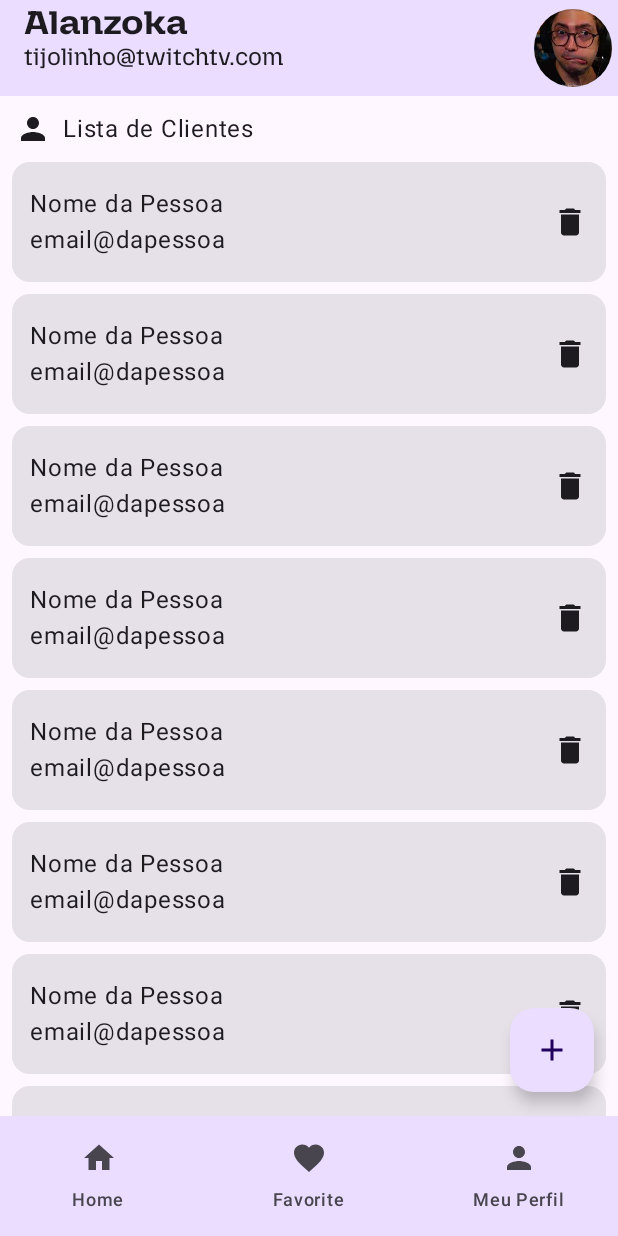
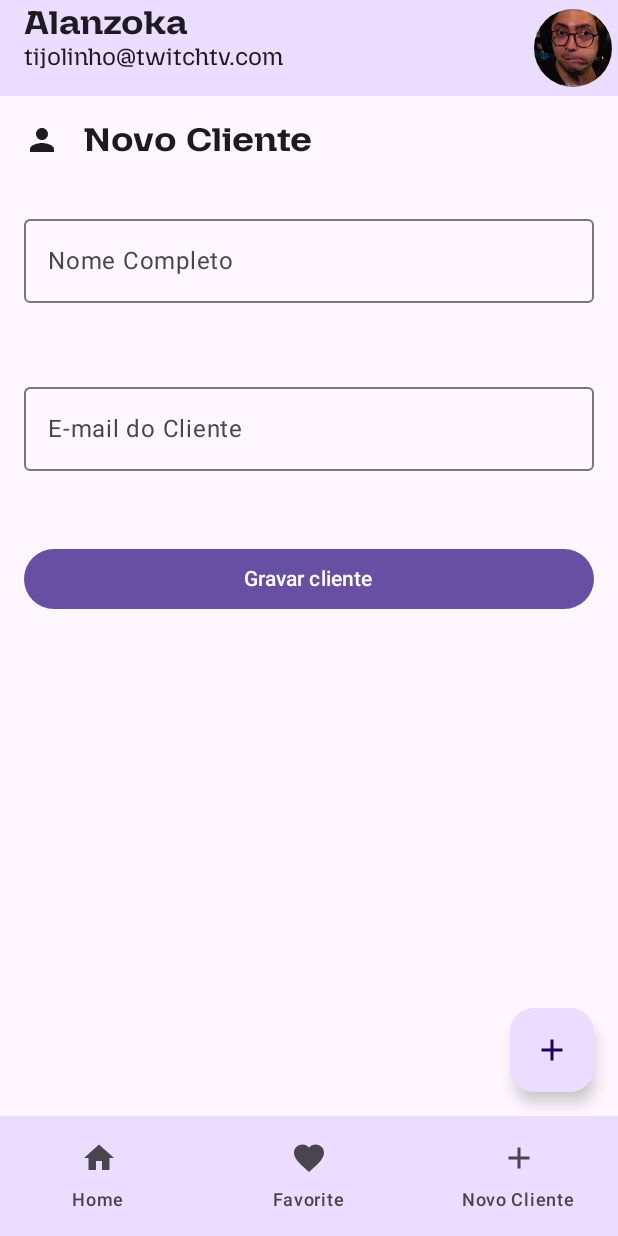
Before and after one commit to Duduur/Lista-De-Clientes, an Android app built with Jetpack Compose: the screen it shows after launch (MainActivity), item 3 of the bottom bar chosen, on a phone screen of 412 x 824 dp. Run offline under Robolectric (Android 15) with nearby library versions, the phone set to English and light mode, and no system bars; network calls fail; 1 statement that could not run was skipped.

Commit message:
tudo funcionando certinho

```diff
--- a/app/build.gradle.kts
+++ b/app/build.gradle.kts
@@ -62,4 +62,6 @@ dependencies {
 
     // https://mvnrepository.com/artifact/com.squareup.retrofit2/converter-gson
     implementation("com.squareup.retrofit2:converter-gson:3.0.0")
+
+    implementation("androidx.navigation:navigation-compose:2.9.3")
 }
--- a/app/src/main/java/com/example/clienteapp/model/Cliente.kt
+++ b/app/src/main/java/com/example/clienteapp/model/Cliente.kt
@@ -3,7 +3,7 @@ package com.example.clienteapp.model
 
 
 data class  Cliente(
-    val id: Long?,
-    val nome: String,
-    val email: String
+    val id: Long? = 0,
+    val nome: String = "",
+    val email: String = ""
 )
--- /dev/null
+++ b/app/src/main/java/com/example/clienteapp/screens/ClienteForm.kt
@@ -0,0 +1,172 @@
+package com.example.clienteapp.screens
+
+import android.content.res.Configuration
+import android.util.Patterns
+import androidx.compose.foundation.layout.Column
+import androidx.compose.foundation.layout.PaddingValues
+import androidx.compose.foundation.layout.Row
+import androidx.compose.foundation.layout.Spacer
+import androidx.compose.foundation.layout.fillMaxSize
+import androidx.compose.foundation.layout.fillMaxWidth
+import androidx.compose.foundation.layout.padding
+import androidx.compose.foundation.layout.width
+import androidx.compose.foundation.text.KeyboardOptions
+import androidx.compose.material.icons.Icons
+import androidx.compose.material.icons.filled.Info
+import androidx.compose.material.icons.filled.Person
+import androidx.compose.material3.Button
+import androidx.compose.material3.Icon
+import androidx.compose.material3.MaterialTheme
+import androidx.compose.material3.OutlinedTextField
+import androidx.compose.material3.Surface
+import androidx.compose.material3.Text
+import androidx.compose.runtime.Composable
+import androidx.compose.runtime.getValue
+import androidx.compose.runtime.mutableStateOf
+import androidx.compose.runtime.remember
+import androidx.compose.runtime.setValue
+import androidx.compose.ui.Alignment
+import androidx.compose.ui.Modifier
+import androidx.compose.ui.text.input.ImeAction
+import androidx.compose.ui.text.input.KeyboardCapitalization
+import androidx.compose.ui.text.input.KeyboardType
+import androidx.compose.ui.tooling.preview.Preview
+import androidx.compose.ui.unit.dp
+import androidx.navigation.NavHostController
+import com.example.clienteapp.model.Cliente
+import com.example.clienteapp.service.Conexao
+import com.example.clienteapp.ui.theme.ClienteAppTheme
+import kotlinx.coroutines.Dispatchers
+import kotlinx.coroutines.GlobalScope
+import kotlinx.coroutines.launch
+import retrofit2.await
+
+@Composable
+fun ClienteForm(padding: PaddingValues, controlerNavegacao: NavHostController?) {
+
+    var nomeCliente by remember { mutableStateOf("") }
+    var emailCliente by remember { mutableStateOf("") }
+    var isNomeError by remember { mutableStateOf(false) }
+    var isEmailError by remember { mutableStateOf(false) }
+
+    fun validar(): Boolean{
+        isNomeError = nomeCliente.length < 3
+        isEmailError = !Patterns.EMAIL_ADDRESS.matcher(emailCliente).matches()
+        return !isNomeError && !isEmailError
+    }
+
+    //Criar ua instancia da conexão com a API
+    val clienteAPI = Conexao().getClienteService()
+
+   Surface(
+       modifier = Modifier
+           .padding(padding)
+           .fillMaxSize()
+   ) {
+       Column (
+           modifier = Modifier
+               .fillMaxSize()
+       ){
+           Row (
+               modifier = Modifier
+                   .padding(16.dp)
+                   .fillMaxWidth(),
+               verticalAlignment = Alignment.CenterVertically
+           ){
+               Icon(
+                   imageVector = Icons.Default.Person,
+                   contentDescription = "Person"
+               )
+               Spacer(modifier = Modifier.width(16.dp))
+               Text(
+                   text = "Novo Cliente",
+                   style = MaterialTheme.typography.titleLarge
+               )
+           }
+           OutlinedTextField(
+               value = nomeCliente,
+               onValueChange = {nomeCliente = it},
+               modifier = Modifier
+                   .padding(16.dp)
+                   .fillMaxWidth(),
+               label = {
+                   Text(text = "Nome Completo")
+               },
+               keyboardOptions = KeyboardOptions(
+                   keyboardType = KeyboardType.Text,
+                   capitalization = KeyboardCapitalization.Words,
+                   imeAction = ImeAction.Next
+               ),
+               isError = isNomeError,
+               supportingText = {
+                   if (isNomeError) {
+                        Text(text = "Nome é obrigatório")
+                   }
+               },
+               trailingIcon = {
+                   if (isNomeError){
+                       Icon(imageVector = Icons.Default.Info, contentDescription = "ERRO")
+                   }
+               }
+           )
+           OutlinedTextField(
+               value = emailCliente,
+               onValueChange = {emailCliente = it},
+               modifier = Modifier
+                   .padding(16.dp)
+                   .fillMaxWidth(),
+               label = {
+                   Text(text = "E-mail do Cliente")
+               },
+               keyboardOptions = KeyboardOptions(
+                   keyboardType = KeyboardType.Email,
+                   imeAction = ImeAction.Done
+               ),
+               isError = isEmailError,
+               supportingText = {
+                   if (isEmailError) {
+                       Text(text = "Email é obrigatório")
+                   }
+               },
+               trailingIcon = {
+                   if (isEmailError){
+                       Icon(imageVector = Icons.Default.Info, contentDescription = "ERRO")
+                   }
+               }
+           )
+           Button(
+               onClick = {
+                  if (validar()){
+                      val cliente = Cliente(
+                          id = null,
+                          nome = nomeCliente,
+                          email = emailCliente
+                      )
+                      GlobalScope.launch(Dispatchers.IO) {
+                          val clienteNovo = clienteAPI.cadastrarCliente(cliente).await()
+                          println("*******************$clienteNovo*****************")
+                      }
+                      controlerNavegacao!!.navigate("conteudo")
+                  }else{
+                      println("*************************DADOS INCORRETOS*******************")
+                  }
+               },
+               modifier = Modifier.padding(16.dp).fillMaxWidth(),
+           ) {
+               Text(text = "Gravar cliente")
+           }
+       }
+   }
+}
+
+
+
+@Preview(
+    showBackground = true,
+    uiMode = Configuration.UI_MODE_NIGHT_YES)
+@Composable
+private fun ClienteFormPreview(){
+    ClienteAppTheme {
+        ClienteForm((PaddingValues(0.dp)), null)
+    }
+}
--- /dev/null
+++ b/app/src/main/java/com/example/clienteapp/screens/ListaDeClientesScreen.kt
@@ -0,0 +1,57 @@
+package com.example.clienteapp.screens
+
+import android.content.res.Configuration
+import androidx.compose.foundation.layout.Column
+import androidx.compose.material3.Scaffold
+import androidx.compose.runtime.Composable
+import androidx.compose.ui.Modifier
+import androidx.compose.ui.tooling.preview.Preview
+import androidx.navigation.compose.NavHost
+import androidx.navigation.compose.composable
+import androidx.navigation.compose.rememberNavController
+import com.example.clienteapp.screens.cliente.componentes.BarraDeTitulo
+import com.example.clienteapp.screens.cliente.componentes.BarraInferior
+import com.example.clienteapp.screens.cliente.componentes.BotaoFlutuante
+import com.example.clienteapp.screens.cliente.componentes.Conteudo
+import com.example.clienteapp.ui.theme.ClienteAppTheme
+
+@Composable
+fun ListaDeClientes(modifier: Modifier = Modifier){
+    Column {
+
+        var controlerNavegacao = rememberNavController()
+
+        Scaffold (
+            topBar = {
+               BarraDeTitulo()
+            },
+            bottomBar = {
+                BarraInferior(controlerNavegacao)
+            },
+            floatingActionButton = {
+                BotaoFlutuante(controlerNavegacao)
+            },
+            content = {padding ->
+                NavHost(
+                    navController = controlerNavegacao,
+                    startDestination = "conteudo"
+                ){
+                    composable(route = "conteudo") { Conteudo((padding)) }
+                    composable(route = "cadastro") { ClienteForm(padding,controlerNavegacao) }
+                }
+            }
+        )
+
+
+    }
+}
+
+
+
+@Preview(uiMode = Configuration.UI_MODE_NIGHT_NO)
+@Composable
+private fun ListaDeClientesPreview(){
+    ClienteAppTheme {
+        ListaDeClientes()
+    }
+}
--- a/app/src/main/java/com/example/clienteapp/screens/cliente/componentes/BarraInferior.kt
+++ b/app/src/main/java/com/example/clienteapp/screens/cliente/componentes/BarraInferior.kt
@@ -1,9 +1,9 @@
 package com.example.clienteapp.screens.cliente.componentes
 
 import androidx.compose.material.icons.Icons
+import androidx.compose.material.icons.filled.Add
 import androidx.compose.material.icons.filled.Favorite
 import androidx.compose.material.icons.filled.Home
-import androidx.compose.material.icons.filled.Person
 import androidx.compose.material3.Icon
 import androidx.compose.material3.MaterialTheme
 import androidx.compose.material3.NavigationBar
@@ -11,15 +11,18 @@ import androidx.compose.material3.NavigationBarItem
 import androidx.compose.material3.Text
 import androidx.compose.runtime.Composable
 import androidx.compose.ui.tooling.preview.Preview
+import androidx.navigation.NavHostController
 import com.example.clienteapp.ui.theme.ClienteAppTheme
 
 @Composable
-fun BarraInferior(){
+fun BarraInferior(controlerNavegacao: NavHostController?) {
     NavigationBar (
         containerColor = MaterialTheme.colorScheme.primaryContainer
     ){
         NavigationBarItem(
-            onClick = {},
+            onClick = {
+                controlerNavegacao!!.navigate("conteudo")
+            },
             selected = false,
             icon = {
                 Icon(
@@ -33,7 +36,9 @@ fun BarraInferior(){
         )
 
         NavigationBarItem(
-            onClick = {},
+            onClick = {
+
+            },
             selected = false,
             icon = {
                 Icon(
@@ -48,16 +53,18 @@ fun BarraInferior(){
 
 
         NavigationBarItem(
-            onClick = {},
+            onClick = {
+                controlerNavegacao!!.navigate("cadastro")
+            },
             selected = false,
             icon = {
                 Icon(
-                    imageVector = Icons.Default.Person,
-                    contentDescription = "Person"
+                    imageVector = Icons.Default.Add,
+                    contentDescription = "novo"
                 )
             },
             label = {
-                Text(text = "Meu Perfil")
+                Text(text = "Novo Cliente")
             }
         )
     }
@@ -68,6 +75,6 @@ fun BarraInferior(){
 @Composable
 private fun BarrainferiorPreview(){
     ClienteAppTheme {
-        BarraInferior()
+        BarraInferior(null)
     }
 }
--- a/app/src/main/java/com/example/clienteapp/screens/cliente/componentes/BotaoFluetante.kt
+++ b/app/src/main/java/com/example/clienteapp/screens/cliente/componentes/BotaoFluetante.kt
@@ -6,12 +6,15 @@ import androidx.compose.material3.FloatingActionButton
 import androidx.compose.material3.Icon
 import androidx.compose.runtime.Composable
 import androidx.compose.ui.tooling.preview.Preview
+import androidx.navigation.NavHostController
 import com.example.clienteapp.ui.theme.ClienteAppTheme
 
 @Composable
-fun BotaoFlutuante(){
+fun BotaoFlutuante(controlerNavegacao: NavHostController?) {
     FloatingActionButton(
-        onClick = {},
+        onClick = {
+            controlerNavegacao!!.navigate("cadastro")
+        },
 
     ) {
         Icon(
@@ -25,6 +28,6 @@ fun BotaoFlutuante(){
 @Composable
 private fun BotaoFlutuantePreview(){
     ClienteAppTheme {
-        BotaoFlutuante()
+        BotaoFlutuante(null)
     }
 }
--- a/app/src/main/java/com/example/clienteapp/screens/cliente/componentes/Conteudo.kt
+++ b/app/src/main/java/com/example/clienteapp/screens/cliente/componentes/Conteudo.kt
@@ -11,6 +11,7 @@ import androidx.compose.foundation.layout.height
 import androidx.compose.foundation.layout.padding
 import androidx.compose.foundation.layout.width
 import androidx.compose.foundation.lazy.LazyColumn
+import androidx.compose.foundation.lazy.items
 import androidx.compose.material.icons.Icons
 import androidx.compose.material.icons.filled.Add
 import androidx.compose.material.icons.filled.Delete
@@ -20,16 +21,33 @@ import androidx.compose.material3.Icon
 import androidx.compose.material3.Text
 import androidx.compose.material3.contentColorFor
 import androidx.compose.runtime.Composable
+import androidx.compose.runtime.LaunchedEffect
+import androidx.compose.runtime.getValue
+import androidx.compose.runtime.mutableStateOf
+import androidx.compose.runtime.remember
+import androidx.compose.runtime.setValue
 import androidx.compose.ui.Alignment
 import androidx.compose.ui.Modifier
 import androidx.compose.ui.focus.focusModifier
 import androidx.compose.ui.graphics.vector.ImageVector
 import androidx.compose.ui.tooling.preview.Preview
 import androidx.compose.ui.unit.dp
+import com.example.clienteapp.model.Cliente
+import com.example.clienteapp.service.Conexao
 import com.example.clienteapp.ui.theme.ClienteAppTheme
+import kotlinx.coroutines.Dispatchers
+import retrofit2.await
 
 @Composable
 fun Conteudo(paddingValues: PaddingValues){
+
+    val clienteApi = Conexao().getClienteService()
+
+    var clientes by remember { mutableStateOf(listOf<Cliente>()) }
+
+        LaunchedEffect(Dispatchers.IO) {
+            clientes = clienteApi.listarTodos().await()
+        }
 
     Column (
         modifier = Modifier
@@ -51,7 +69,7 @@ fun Conteudo(paddingValues: PaddingValues){
             )
         }
         LazyColumn {
-            items(count = 10){
+            items(clientes){ cliente ->
                 Card (
                     modifier = Modifier
                         .padding(
@@ -71,8 +89,8 @@ fun Conteudo(paddingValues: PaddingValues){
                         verticalAlignment = Alignment.CenterVertically
                     ){
                         Column {
-                            Text(text = "Nome da Pessoa")
-                            Text(text = "email@dapessoa")
+                            Text(text = cliente.nome)
+                            Text(text = cliente.email)
                         }
                         Icon(
                             imageVector = Icons.Default.Delete,
--- a/app/src/main/java/com/example/clienteapp/screens/cliente/componentes/ListaDeClientesScreen.kt
+++ /dev/null
@@ -1,47 +0,0 @@
-package com.example.clienteapp.screens.cliente.componentes
-
-import android.content.res.Configuration
-import androidx.compose.foundation.background
-import androidx.compose.foundation.layout.Column
-import androidx.compose.foundation.layout.fillMaxSize
-import androidx.compose.foundation.layout.padding
-import androidx.compose.material3.Button
-import androidx.compose.material3.MaterialTheme
-import androidx.compose.material3.Scaffold
-import androidx.compose.material3.Text
-import androidx.compose.runtime.Composable
-import androidx.compose.ui.Modifier
-import androidx.compose.ui.tooling.preview.Preview
-import com.example.clienteapp.ui.theme.ClienteAppTheme
-
-@Composable
-fun ListaDeClientes(modifier: Modifier = Modifier){
-    Column {
-        Scaffold (
-            topBar = {
-               BarraDeTitulo()
-            },
-            bottomBar = {
-                BarraInferior()
-            },
-            floatingActionButton = {
-                BotaoFlutuante()
-            },
-            content = {padding ->
-                Conteudo( padding)
-            }
-        )
-
-
-    }
-}
-
-
-
-@Preview(uiMode = Configuration.UI_MODE_NIGHT_YES)
-@Composable
-private fun ListaDeClientesPreview(){
-    ClienteAppTheme {
-        ListaDeClientes()
-    }
-}
--- a/app/src/main/java/com/example/clienteapp/service/ClienteService.kt
+++ b/app/src/main/java/com/example/clienteapp/service/ClienteService.kt
@@ -3,8 +3,10 @@ package com.example.clienteapp.service
 import com.example.clienteapp.model.Cliente
 import retrofit2.Call
 import retrofit2.http.Body
+import retrofit2.http.DELETE
 import retrofit2.http.GET
 import retrofit2.http.POST
+import retrofit2.http.PUT
 import retrofit2.http.Path
 
 
@@ -20,4 +22,10 @@ interface ClienteService {
 
     @GET("clientes/{id}")
     fun buscarPorID(@Path("id")id : Long): Call<Cliente>
+
+    @PUT("clientes")
+    fun atualizar(@Body cliente: Cliente): Call<Cliente>
+
+    @DELETE("clientes")
+    fun excluir(@Body cliente: Cliente): Unit
 }
--- a/app/src/main/java/com/example/clienteapp/service/Conexao.kt
+++ b/app/src/main/java/com/example/clienteapp/service/Conexao.kt
@@ -6,12 +6,13 @@ import retrofit2.converter.gson.GsonConverterFactory
 
 class Conexao {
 
-    private val BASE_URL = "https://app1.celso.dev.br/clientes-app/api/"
+    private val BASE_URL = "https://srv945707.hstgr.cloud/api/"
 
+    //recebe a conexao com a URL
     private val conexao = Retrofit
         .Builder()
         .baseUrl(BASE_URL)
-        .addConverterFactory(GsonConverterFactory.create())
+        .addConverterFactory(GsonConverterFactory.create()) // usa esse conversor
         .build()
 
     fun getClienteService(): ClienteService{
```
Also changed, not shown: app/src/main/java/com/example/clienteapp/MainActivity.kt (+1 -29 lines).
